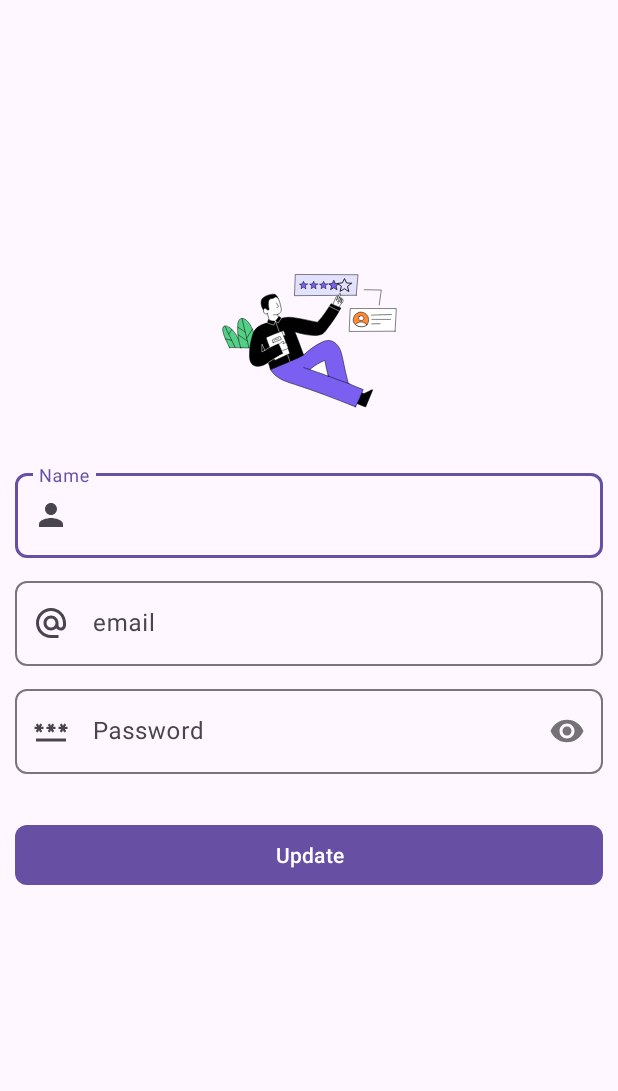
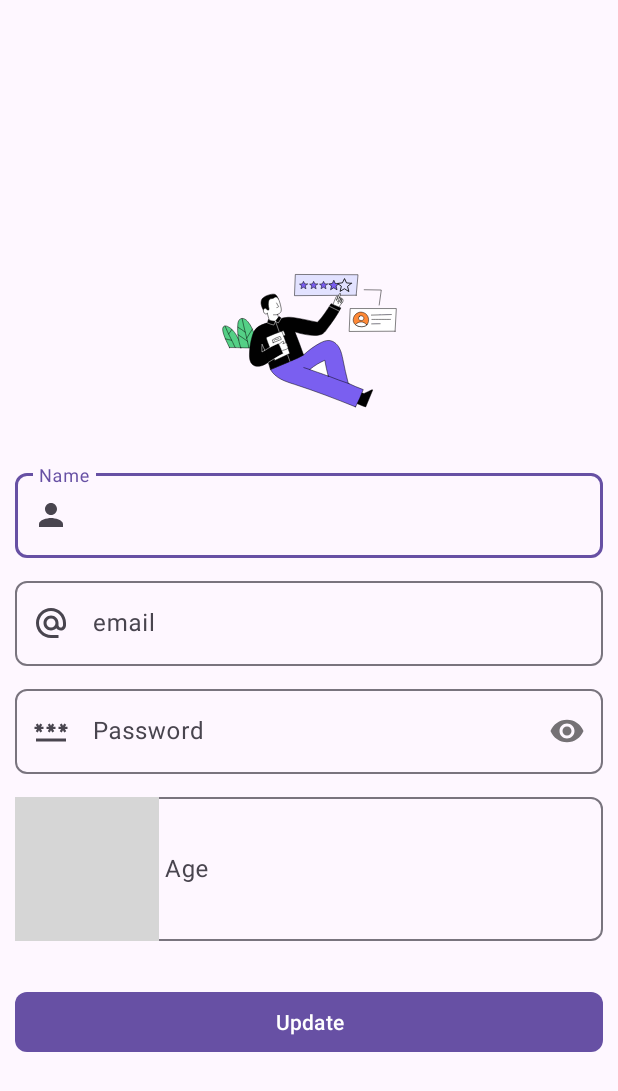
Before and after one commit to m-shelke/Brainwave_Matrix_Intern, an Android app: the layout activity_main.xml on its own in the app's theme, with its tools: preview values and no code run, on a phone screen of 412 x 824 dp. Shown: the top 1091 px of the screen. Run offline under Robolectric (Android 15) with nearby library versions, the phone set to English and light mode, and no system bars; grey boxes are pictures that could not be loaded.

```diff
--- a/app/src/main/AndroidManifest.xml
+++ b/app/src/main/AndroidManifest.xml
@@ -13,21 +13,20 @@
         android:theme="@style/Theme.EarningQuizAppKt"
         tools:targetApi="31">
         <activity
+            android:name=".HomeActivity"
+            android:exported="false" />
+        <activity
             android:name=".SplashScreen"
-            android:exported="true" >
-
+            android:exported="true">
             <intent-filter>
                 <action android:name="android.intent.action.MAIN" />
 
                 <category android:name="android.intent.category.LAUNCHER" />
             </intent-filter>
-
         </activity>
-
         <activity
             android:name=".MainActivity"
-            android:exported="true"/>
-
+            android:exported="true" />
     </application>
 
 </manifest>
--- a/app/src/main/java/com/example/earningquizappkt/SplashScreen.kt
+++ b/app/src/main/java/com/example/earningquizappkt/SplashScreen.kt
@@ -21,8 +21,8 @@ class SplashScreen : AppCompatActivity() {
         }
 
         Handler(Looper.getMainLooper()).postDelayed({
-            startActivity(Intent(this@SplashScreen,MainActivity::class.java))
+            startActivity(Intent(this@SplashScreen,HomeActivity::class.java))
             finish()
-        },2000)
+        },2500)
     }
 }
--- a/app/src/main/res/layout/activity_main.xml
+++ b/app/src/main/res/layout/activity_main.xml
@@ -7,31 +7,6 @@
     android:layout_height="match_parent"
     tools:context=".MainActivity"
     android:layout_gravity="center">
-
-
-<!--    <ImageView-->
-<!--        android:id="@+id/SplashImg"-->
-<!--        android:layout_width="100dp"-->
-<!--        android:layout_height="150dp"-->
-<!--        android:layout_marginTop="100dp"-->
-<!--        android:layout_marginRight="32dp"-->
-<!--        android:contentDescription="Splash Image"-->
-<!--        android:scaleType="centerCrop"-->
-<!--        app:layout_constraintEnd_toEndOf="parent"-->
-<!--        app:layout_constraintTop_toTopOf="parent"-->
-<!--        tools:srcCompat="@tools:sample/backgrounds/scenic" />-->
-
-<!--    <TextView-->
-<!--        android:id="@+id/textView"-->
-<!--        android:layout_width="wrap_content"-->
-<!--        android:layout_height="wrap_content"-->
-<!--        android:layout_marginStart="32dp"-->
-<!--        android:text="Sing-Up"-->
-<!--        app:layout_constraintEnd_toEndOf="parent"-->
-<!--        app:layout_constraintHorizontal_bias="0.045"-->
-<!--        app:layout_constraintStart_toStartOf="parent"-->
-<!--        app:layout_constraintTop_toBottomOf="@+id/SplashImg" />-->
-
 
     <!--TextInputLayout: Input User Name-->
 
@@ -72,28 +47,30 @@
 
     </com.google.android.material.textfield.TextInputLayout>
 
-        <!--TextInputLayout: Input Date Of Birth-->
-        <!--            <com.google.android.material.textfield.TextInputLayout-->
-        <!--                android:id="@+id/dobTil"-->
-        <!--                style="@style/ThemeOverlay.Material3.TextInputEditText.OutlinedBox"-->
-        <!--                android:layout_below="@id/nameTil"-->
-        <!--                android:layout_width="match_parent"-->
-        <!--                android:layout_height="wrap_content"-->
-        <!--                android:layout_marginTop="10dp"-->
-        <!--                android:hint="Date Of Birth"-->
-        <!--                app:boxCornerRadiusTopStart="8dp"-->
-        <!--                app:boxCornerRadiusTopEnd="8dp"-->
-        <!--                app:boxCornerRadiusBottomStart="8dp"-->
-        <!--                app:boxCornerRadiusBottomEnd="8dp"-->
-        <!--                app:startIconDrawable="@drawable/baseline_edit_calendar_24">-->
+<!--        TextInputLayout: Input Date Of Birth-->
+                    <com.google.android.material.textfield.TextInputLayout
+                        android:id="@+id/ageTil"
+                        style="@style/ThemeOverlay.Material3.TextInputEditText.OutlinedBox"
+                        android:layout_below="@id/nameTil"
+                        android:layout_width="match_parent"
+                        android:layout_height="wrap_content"
+                        android:layout_marginTop="10dp"
+                        android:hint="Age"
+                        android:layout_margin="10dp"
+                        app:boxCornerRadiusTopStart="8dp"
+                        app:boxCornerRadiusTopEnd="8dp"
+                        app:boxCornerRadiusBottomStart="8dp"
+                        app:boxCornerRadiusBottomEnd="8dp"
+                        app:layout_constraintTop_toBottomOf="@id/passwordTil"
+                        app:startIconDrawable="@drawable/baseline_keyboard_24">
 
-        <!--                <EditText-->
-        <!--                    android:id="@+id/dobEt"-->
-        <!--                    android:layout_width="match_parent"-->
-        <!--                    android:layout_height="wrap_content"-->
-        <!--                    android:inputType="textCapWords"/>-->
+                        <EditText
+                            android:id="@+id/ageEt"
+                            android:layout_width="match_parent"
+                            android:layout_height="wrap_content"
+                            android:inputType="number"/>
 
-        <!--            </com.google.android.material.textfield.TextInputLayout>-->
+                    </com.google.android.material.textfield.TextInputLayout>
 
         <!--TextInputLayout: Input Email (Allow Edit if user type is phone)-->
         <com.google.android.material.textfield.TextInputLayout
@@ -158,7 +135,7 @@
             android:layout_marginTop="30dp"
             android:layout_marginLeft="10dp"
             android:layout_marginRight="10dp"
-            app:layout_constraintTop_toBottomOf="@id/passwordTil"
+            app:layout_constraintTop_toBottomOf="@id/ageTil"
             android:text="Update"/>
 
 
--- a/app/src/main/res/layout/activity_splash_screen.xml
+++ b/app/src/main/res/layout/activity_splash_screen.xml
@@ -5,8 +5,7 @@
     android:id="@+id/main"
     android:layout_width="match_parent"
     android:layout_height="match_parent"
-    tools:context=".SplashScreen"
-    android:background="@color/white">
+    tools:context=".SplashScreen">
 
 
 <!--    <ImageView-->
--- a/app/src/main/res/values-night/themes.xml
+++ b/app/src/main/res/values-night/themes.xml
@@ -1,6 +1,9 @@
 <resources xmlns:tools="http://schemas.android.com/tools">
     <!-- Base application theme. -->
-    <style name="Base.Theme.EarningQuizAppKt" parent="Theme.Material3.DayNight.NoActionBar">
+    <style name="Base.Theme.EarningQuizAppKt" parent="Theme.Material3.Light.NoActionBar">
+
+        <item name="android:forceDarkAllowed" tools:targetApi="q">false</item>
+
         <!-- Customize your dark theme here. -->
         <!-- <item name="colorPrimary">@color/my_dark_primary</item> -->
     </style>
--- a/app/src/main/res/values/themes.xml
+++ b/app/src/main/res/values/themes.xml
@@ -1,6 +1,6 @@
 <resources xmlns:tools="http://schemas.android.com/tools">
     <!-- Base application theme. -->
-    <style name="Base.Theme.EarningQuizAppKt" parent="Theme.Material3.DayNight.NoActionBar">
+    <style name="Base.Theme.EarningQuizAppKt" parent="Theme.Material3.Light.NoActionBar">
         <!-- Customize your light theme here. -->
         <!-- <item name="colorPrimary">@color/my_light_primary</item> -->
     </style>
```
